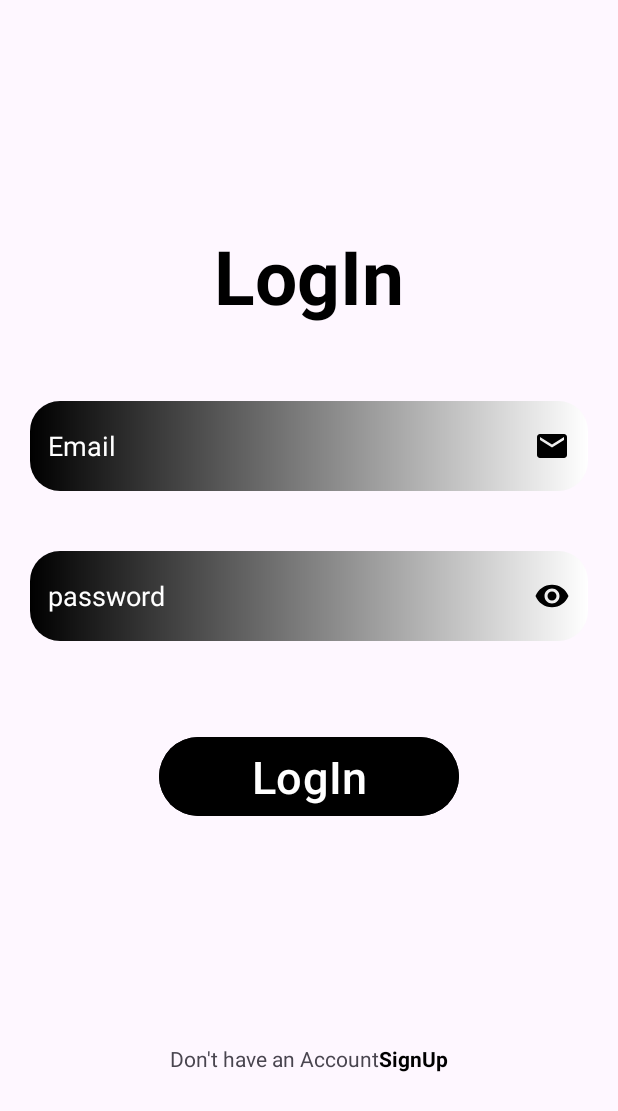
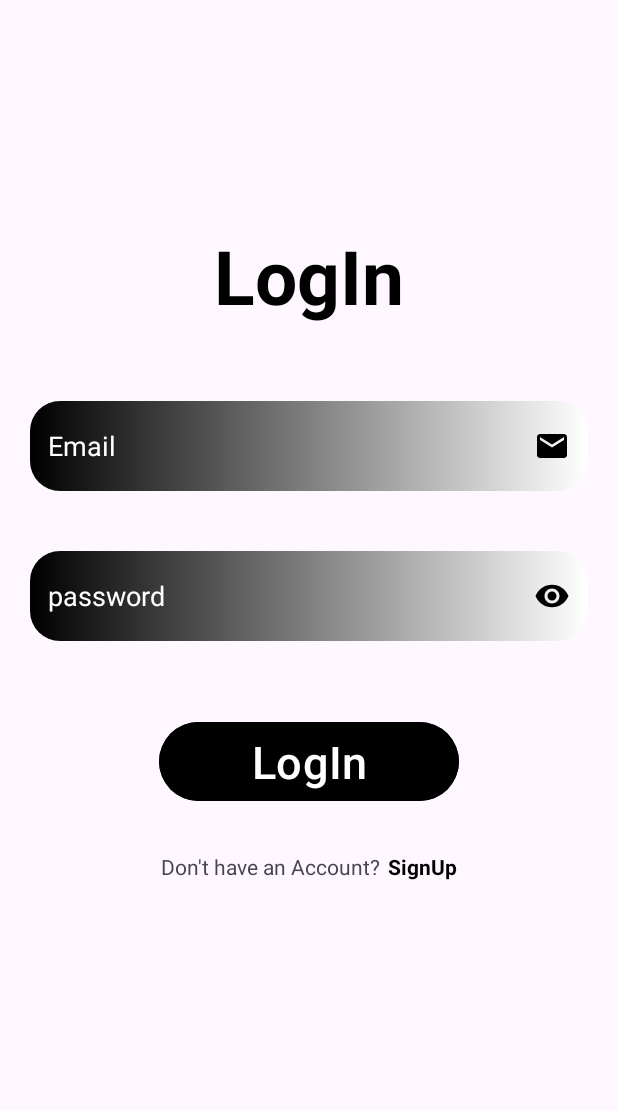
Before and after one commit to akeelshafi/FullFunctionalApp, an Android app: the screen it shows after launch (LoginInActivity), on a phone screen of 412 x 824 dp. Shown: the top 1111 px of the screen. Run offline under Robolectric (Android 15) with nearby library versions, the phone set to English and light mode, and no system bars.

Commit message:
third commit

```diff
--- a/app/src/main/res/layout/activity_login_in.xml
+++ b/app/src/main/res/layout/activity_login_in.xml
@@ -31,6 +31,7 @@
         android:hint="Email"
         android:inputType="textEmailAddress"
         android:padding="12dp"
+        android:textColor="@color/white"
         android:textColorHint="@color/white" />
 
     <EditText
@@ -43,6 +44,7 @@
         android:hint="password"
         android:inputType="textPassword"
         android:padding="12dp"
+        android:textColor="@color/white"
         android:textColorHint="@color/white" />
 
     <Button
@@ -50,7 +52,7 @@
         android:layout_width="200dp"
         android:layout_height="wrap_content"
         android:layout_gravity="center"
-        android:layout_margin="40dp"
+        android:layout_marginTop="30dp"
         android:backgroundTint="@color/black"
         android:gravity="center"
         android:text="LogIn"
@@ -58,23 +60,25 @@
 
     <LinearLayout
         android:layout_width="match_parent"
-        android:layout_height="match_parent"
-        android:orientation="horizontal"
-        android:gravity="center">
+        android:layout_height="wrap_content"
+        android:layout_marginTop="30dp"
+        android:gravity="center"
+        android:orientation="horizontal">
 
         <TextView
             android:id="@+id/textView4"
             android:layout_width="wrap_content"
             android:layout_height="wrap_content"
-            android:text="Don't have an Account" />
+            android:text="Don't have an Account?" />
 
         <TextView
             android:id="@+id/textView5"
             android:layout_width="wrap_content"
             android:layout_height="wrap_content"
+            android:layout_marginStart="5dp"
 
             android:text="SignUp"
-            android:textStyle="bold"
-            android:textColor="@color/black"/>
+            android:textColor="@color/black"
+            android:textStyle="bold" />
     </LinearLayout>
 </LinearLayout>
--- a/app/src/main/res/layout/activity_main.xml
+++ b/app/src/main/res/layout/activity_main.xml
@@ -11,8 +11,8 @@
 
     <ImageView
         android:id="@+id/imageView2"
-        android:layout_width="250dp"
-        android:layout_height="250dp"
+        android:layout_width="200dp"
+        android:layout_height="200dp"
         android:src="@drawable/logo"
         android:layout_gravity="center"
         android:layout_marginTop="250dp"
--- a/app/src/main/res/mipmap-anydpi-v26/ic_launcher.xml
+++ b/app/src/main/res/mipmap-anydpi-v26/ic_launcher.xml
@@ -1,5 +1,5 @@
 <?xml version="1.0" encoding="utf-8"?>
 <adaptive-icon xmlns:android="http://schemas.android.com/apk/res/android">
     <background android:drawable="@color/ic_launcher_background"/>
-    <foreground android:drawable="@mipmap/ic_launcher_foreground"/>
+    <foreground android:drawable="@drawable/ic_launcher_foreground"/>
 </adaptive-icon>
--- a/app/src/main/res/mipmap-anydpi-v26/ic_launcher_round.xml
+++ b/app/src/main/res/mipmap-anydpi-v26/ic_launcher_round.xml
@@ -1,5 +1,5 @@
 <?xml version="1.0" encoding="utf-8"?>
 <adaptive-icon xmlns:android="http://schemas.android.com/apk/res/android">
     <background android:drawable="@color/ic_launcher_background"/>
-    <foreground android:drawable="@mipmap/ic_launcher_foreground"/>
+    <foreground android:drawable="@drawable/ic_launcher_foreground"/>
 </adaptive-icon>
--- a/app/src/main/res/values/ic_launcher_background.xml
+++ b/app/src/main/res/values/ic_launcher_background.xml
@@ -1,4 +1,4 @@
 <?xml version="1.0" encoding="utf-8"?>
 <resources>
-    <color name="ic_launcher_background">#89B69E</color>
+    <color name="ic_launcher_background">#FFFFFF</color>
 </resources>
```
Also changed, not shown: app/src/main/res/drawable/ic_launcher_foreground.xml (+10 -25 lines), app/src/main/res/drawable/logo.xml (added, +10 -0 lines), app/src/main/ic_launcher-playstore.png, app/src/main/res/mipmap-hdpi/ic_launcher.webp, app/src/main/res/mipmap-hdpi/ic_launcher_round.webp, app/src/main/res/mipmap-mdpi/ic_launcher.webp, app/src/main/res/mipmap-mdpi/ic_launcher_round.webp, app/src/main/res/mipmap-xhdpi/ic_launcher.webp, app/src/main/res/mipmap-xhdpi/ic_launcher_round.webp, app/src/main/res/mipmap-xxhdpi/ic_launcher.webp, app/src/main/res/mipmap-xxhdpi/ic_launcher_round.webp, app/src/main/res/mipmap-xxxhdpi/ic_launcher.webp, app/src/main/res/mipmap-xxxhdpi/ic_launcher_round.webp, 1 other file.
